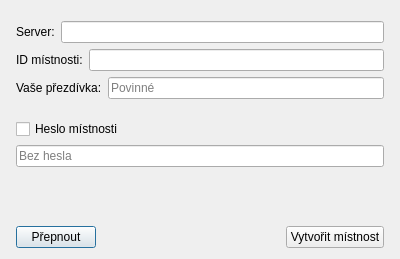
Qt form crypto_chat/roomdialog.ui (RxiPland/crypto_chat) before a commit.
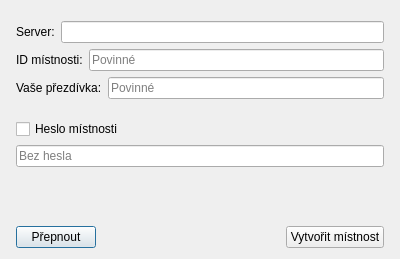
The same form after that commit.

```diff
--- a/crypto_chat/roomdialog.ui
+++ b/crypto_chat/roomdialog.ui
@@ -87,7 +87,7 @@
           <bool>false</bool>
          </property>
          <property name="placeholderText">
-          <string/>
+          <string>Povinné</string>
          </property>
         </widget>
        </item>
```
Left out of the diff: 2 changed lines with no effect on the pictures.
